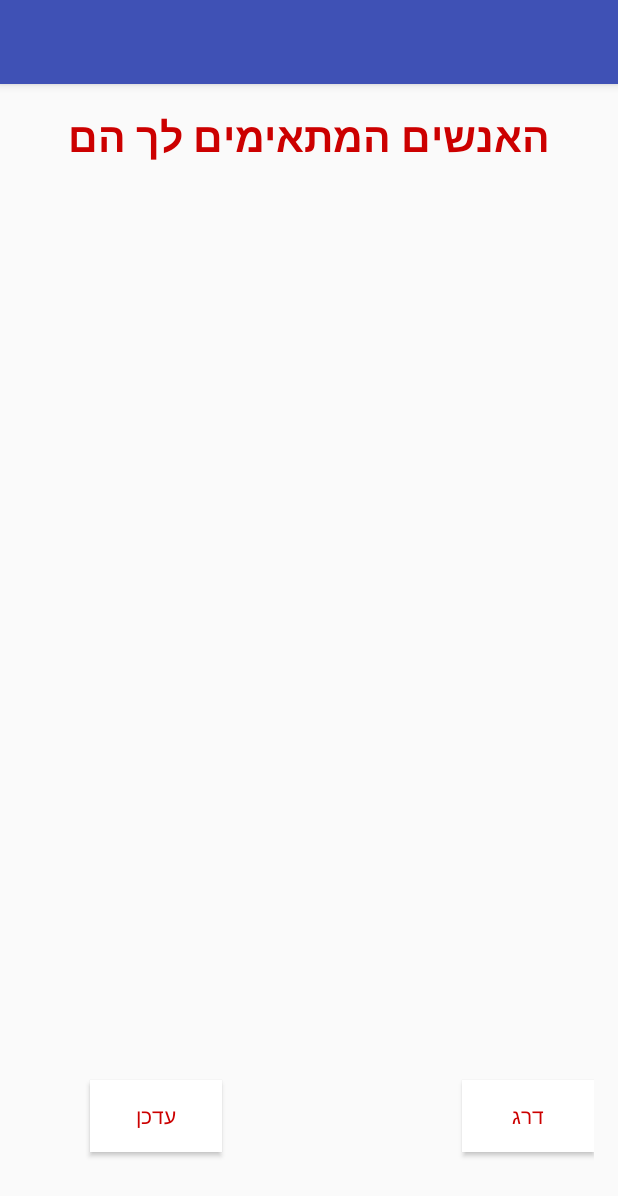
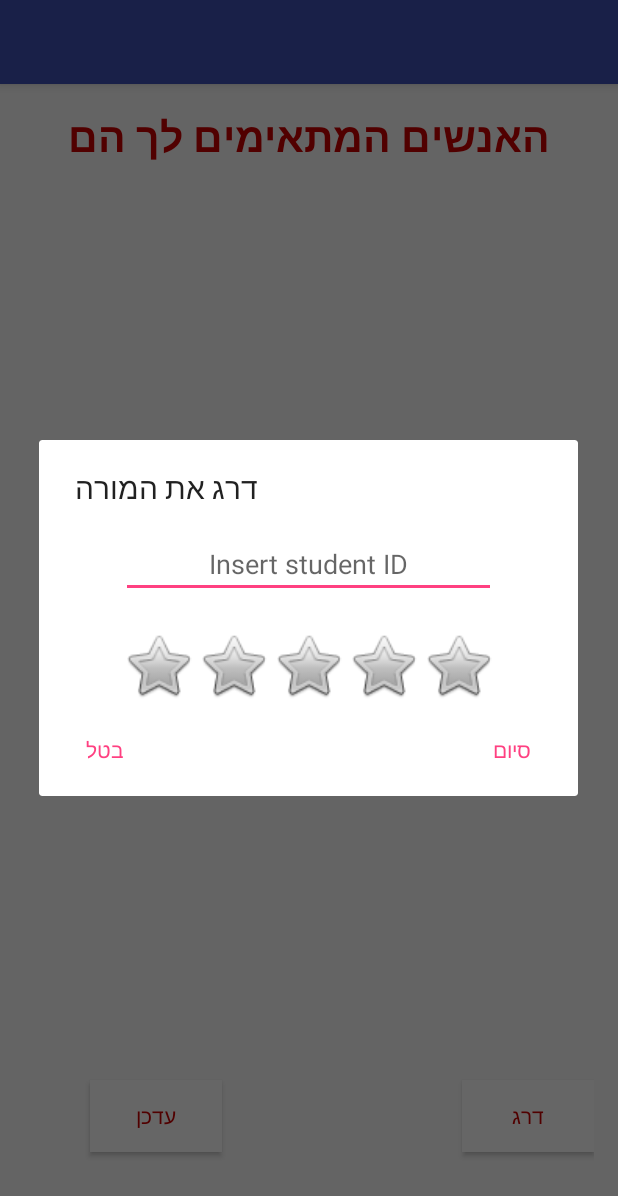
Before and after one commit to dadise/Student2Student, an Android app: the result screen opened directly, with no data from a screen before it, after a tap on "דרג", on a phone screen of 412 x 824 dp. Shown: the top 1196 px of the screen. Run offline under Robolectric (Android 15) with nearby library versions, the phone set to English and light mode, and no system bars.

Commit message:
finish the algorithm finish the sorting progress dialog

```diff
--- a/app/src/main/java/com/example/student2student/ResultListAdapter.java
+++ b/app/src/main/java/com/example/student2student/ResultListAdapter.java
@@ -89,7 +89,7 @@ public class ResultListAdapter extends RecyclerView.Adapter<ResultListAdapter.Vi
                                         i.putExtra(Intent.EXTRA_SUBJECT, "Hi, I want to learn from you");
                                         i.putExtra(Intent.EXTRA_TEXT, "Hi,\n My name is "+first +
                                                 ", and I would like to learn from you.\n" +
-                                                "please contact me at: "+email+"\nThank you!");
+                                                "please contact me at: "+email+"\nThank you!\n\n -This message sent from Student2Student");
                                         try {
                                             ctx.startActivity(Intent.createChooser(i, "Send mail..."));
                                         } catch (android.content.ActivityNotFoundException ex) {
--- a/app/src/main/java/com/example/student2student/new_user.java
+++ b/app/src/main/java/com/example/student2student/new_user.java
@@ -39,7 +39,7 @@ public class new_user extends AppCompatActivity {
     Spinner s;
     student student;
     private Context context;
-    String teaching = "", teach = "", learn = "", grade = "";
+    String teaching = "", teach = "nothing", learn = "nothing", grade = "";
     String first, last, id, email, lob;
     boolean toTeach;
 
@@ -102,7 +102,6 @@ public class new_user extends AppCompatActivity {
             }
         });
         insertStudent.execute(student);
-
     }
 
     private void moveToNextActivity() {
--- a/app/src/main/java/com/example/student2student/query_task/import_list.java
+++ b/app/src/main/java/com/example/student2student/query_task/import_list.java
@@ -1,6 +1,7 @@
 package com.example.student2student.query_task;
 
 import android.app.Activity;
+import android.app.ProgressDialog;
 import android.content.Context;
 import android.os.AsyncTask;
 import android.util.Log;
@@ -77,7 +78,6 @@ public class import_list extends AsyncTask<String, String, ArrayList<CourseItem>
     @Override
     protected void onPostExecute(ArrayList<CourseItem> strings) {
         super.onPostExecute(strings);
-
         if (strings == null) {
             queryInterface.onError(null);
         } else {
--- a/app/src/main/java/com/example/student2student/query_task/import_user.java
+++ b/app/src/main/java/com/example/student2student/query_task/import_user.java
@@ -72,7 +72,7 @@ public class import_user extends AsyncTask<String, String, student> {
 
             String grade = rs.getString("grade");
             if (grade==null)
-                grade="0";
+                grade="0#0";
 
             stud = new student(
                     rs.getString("firstName"),
--- /dev/null
+++ b/app/src/main/java/com/example/student2student/query_task/insert_grade_to_student.java
@@ -0,0 +1,80 @@
+package com.example.student2student.query_task;
+
+import android.app.Activity;
+import android.content.Context;
+import android.os.AsyncTask;
+
+import java.sql.Connection;
+import java.sql.DriverManager;
+import java.sql.Statement;
+
+public class insert_grade_to_student extends AsyncTask<String, String, String> {
+
+    private final Context context;
+    private int brenchid;
+    public String query;
+
+    ///////////////////// the end of the DB_URL is insert hebrew to db ////////////////////////
+    String DB_URL = "jdbc:mysql://a757fb85-09c9-49bc-8772-a58f008e58f6.mysql.sequelizer.com:3306/dba757fb8509c949bc8772a58f008e58f6?useUnicode=yes&characterEncoding=UTF-8";
+    String USER = "bjqdlncpsginpfvs";
+    String PASS = "BJeASLFDyGpkwA5dzbmJkWFsfwvF7KVGngwtuUhzXiS2q3oqspfHbpFMcUvuqaEW";
+    private GradeInterface gradeInterface;
+
+    public insert_grade_to_student(Context context, int brenchid) {
+        this.context = context;
+        this.brenchid = brenchid;
+    }
+
+    @Override
+    protected String doInBackground(String... params) {
+
+        String response = "";
+
+        try {
+            Class.forName("com.mysql.jdbc.Driver");
+            Connection con = DriverManager.getConnection(DB_URL, USER, PASS);
+
+            String result = "\n Database connection succes\n";
+
+            Statement st = con.createStatement();
+
+
+            query = "update students set grade='" + params[0] + "' where studentID='" + params[1] + "'";
+            st.executeUpdate(query);
+
+            con.close();
+
+        } catch (Exception e) {
+            e.printStackTrace();
+            if (e.toString().contains("Duplicate")) {
+                gradeInterface.onError();
+            }
+            return response;
+        }
+        gradeInterface.onSuccess();
+        return response;
+    }
+
+
+    public void setInterface(GradeInterface gradeInterface) {
+        this.gradeInterface = gradeInterface;
+    }
+
+    @Override
+    protected void onProgressUpdate(String... values) {
+        super.onProgressUpdate(values);
+    }
+
+    @Override
+    protected void onPostExecute(String s) {
+        super.onPostExecute(s);
+
+    }
+
+    public interface GradeInterface {
+        void onSuccess();
+
+        void onError();
+    }
+
+}
--- a/app/src/main/java/com/example/student2student/query_task/insert_student.java
+++ b/app/src/main/java/com/example/student2student/query_task/insert_student.java
@@ -60,9 +60,11 @@ public class insert_student extends AsyncTask<student,String,String>{
             student s = params[0];
             Log.i("ssfsdf",s.getLob());
 
-            query = "insert into students values('" + s.getFirst() + "','" +s.getLast()+ "','"+s.getId()+"','"+s.getEmail()+"','"+s.getLob()+"','"+s.getTeacher()+"',null,null,null,"+s.getPhone()+")";
+            query = "insert into students values('" + s.getFirst() + "','" +s.getLast()+ "','"+s.getId()+"','"+s.getEmail()+"','"+s.getLob()+"','"+s.getTeacher()+"',null,null,'0#0',"+s.getPhone()+")";
+            //grade initialized to 0#0,
 //            Log.e("tttttt",query);
 
+            Log.e("sss","in insert student"+ query);
             st.executeUpdate(query);
 
             Log.i("answer",response);
--- /dev/null
+++ b/app/src/main/java/com/example/student2student/query_task/insert_to_grade_table.java
@@ -0,0 +1,86 @@
+package com.example.student2student.query_task;
+
+import android.app.Activity;
+import android.content.Context;
+import android.os.AsyncTask;
+import android.util.Log;
+
+import com.example.student2student.student;
+
+import java.sql.Connection;
+import java.sql.DriverManager;
+import java.sql.Statement;
+
+public class insert_to_grade_table extends AsyncTask<String, String, String> {
+
+
+    private final Context context;
+    private int brenchid;
+    public String query;
+
+    ///////////////////// the end of the DB_URL is insert hebrew to db ////////////////////////
+    String DB_URL = "jdbc:mysql://a757fb85-09c9-49bc-8772-a58f008e58f6.mysql.sequelizer.com:3306/dba757fb8509c949bc8772a58f008e58f6?useUnicode=yes&characterEncoding=UTF-8";
+    String USER = "bjqdlncpsginpfvs";
+    String PASS = "BJeASLFDyGpkwA5dzbmJkWFsfwvF7KVGngwtuUhzXiS2q3oqspfHbpFMcUvuqaEW";
+    private GradeInterface gradeInterface;
+
+    public insert_to_grade_table( Context context, int brenchid) {
+        this.context = context;
+        this.brenchid = brenchid;
+    }
+
+    @Override
+    protected String doInBackground(String... params) {
+
+        String response = "";
+
+        try {
+            Class.forName("com.mysql.jdbc.Driver");
+            Connection con = DriverManager.getConnection(DB_URL, USER, PASS);
+
+            String result = "\n Database connection success\n";
+
+            Statement st = con.createStatement();
+
+            String fromID = params[0];
+            String toID = params[1];
+            Log.e("sss","fromID="+fromID);
+            Log.e("sss","toID="+toID);
+            query = "insert into grade_table values('" + fromID + "','" + toID + "')";
+            st.executeUpdate(query);
+
+            con.close();
+
+        } catch (Exception e) {
+            e.printStackTrace();
+            if (e.toString().contains("Duplicate")) {
+                gradeInterface.onError();
+                return response;
+            }
+        }
+        gradeInterface.onSuccess();
+        return response;
+    }
+
+
+    public void setInterface(GradeInterface gradeInterface) {
+        this.gradeInterface = gradeInterface;
+    }
+
+    @Override
+    protected void onProgressUpdate(String... values) {
+        super.onProgressUpdate(values);
+    }
+
+    @Override
+    protected void onPostExecute(String s) {
+        super.onPostExecute(s);
+
+    }
+
+    public interface GradeInterface{
+        void onSuccess();
+        void onError();
+    }
+
+}
--- a/app/src/main/java/com/example/student2student/result.java
+++ b/app/src/main/java/com/example/student2student/result.java
@@ -1,6 +1,7 @@
 package com.example.student2student;
 
 import android.app.Activity;
+import android.app.ProgressDialog;
 import android.content.Context;
 import android.content.DialogInterface;
 import android.content.Intent;
@@ -12,18 +13,27 @@ import android.support.v7.widget.LinearLayoutManager;
 import android.support.v7.widget.RecyclerView;
 import android.support.v7.widget.Toolbar;
 import android.util.Log;
+import android.view.LayoutInflater;
 import android.view.View;
 import android.widget.ArrayAdapter;
+import android.widget.EditText;
+import android.widget.ImageButton;
+import android.widget.ImageView;
 import android.widget.ListView;
+import android.widget.TextView;
 import android.widget.Toast;
 
 import com.example.student2student.query_task.ArraylistQueryInterface;
 import com.example.student2student.query_task.MatchingData;
 import com.example.student2student.query_task.delete_learn_to_student;
 import com.example.student2student.query_task.delete_teach_to_student;
+import com.example.student2student.query_task.insert_grade_to_student;
+import com.example.student2student.query_task.insert_to_grade_table;
 import com.example.student2student.query_task.matching;
 
 import java.util.ArrayList;
+import java.util.Arrays;
+import java.util.Collections;
 
 public class result extends AppCompatActivity {
     private RecyclerView recyclerView;
@@ -35,6 +45,14 @@ public class result extends AppCompatActivity {
     private String userID;
     private Bundle data;
 
+    private View gradeDialogView;
+    private TextView hiddenGrade;
+    private EditText toStudentID;
+    private insert_to_grade_table itgt;
+    private insert_grade_to_student igts;
+    private String userToGrade;
+    private ProgressDialog progressDialog;
+
     @Override
     protected void onCreate(Bundle savedInstanceState) {
         super.onCreate(savedInstanceState);
@@ -43,10 +61,10 @@ public class result extends AppCompatActivity {
         data = getIntent().getExtras();
         if (data == null)
             return;
-        final String first, last, ID, email, coursesToTeach, coursesToLearn, lob;
+        final String first, last, email, coursesToTeach, coursesToLearn, lob;
         boolean toTeach;
-        ID = data.getString("id");
-        userID = ID;
+        userID = data.getString("id");
+        Log.e("sss", "userID in result top=" + userID);
         first = data.getString("first");
         last = data.getString("last");
         email = data.getString("email");
@@ -55,9 +73,9 @@ public class result extends AppCompatActivity {
         coursesToTeach = data.getString("coursesToTeach");
         coursesToLearn = data.getString("coursesToLearn");
 
-        Log.e("sss", "ctl from res:" + coursesToLearn);
-        Log.e("sss", "ctt from res: " + coursesToTeach);
-
+        if(data.getString("grade") == null){
+            findViewById(R.id.gradeBtn).setVisibility(View.INVISIBLE);
+        }
         String[] temp = coursesToTeach.split("\\#");
         ArrayList<String> toTeachArray = new ArrayList<>();
         for (String s : temp) {
@@ -77,12 +95,36 @@ public class result extends AppCompatActivity {
         listAdapter = new ResultListAdapter(this, resultList, first, email);
         recyclerView.setAdapter(listAdapter);
 
-        matchingData = new MatchingData(toLearnArray, toTeachArray, ID);
+        matchingData = new MatchingData(toLearnArray, toTeachArray, userID);
         match = new matching(this, getTaskId());
         match.setInterface(new matching.MatchingInterface() {
             @Override
             public void onSuccess(ArrayList<MatchingStudentItem> resList) {
-                resultList.addAll(resList);
+                //before sorting
+                resultList.clear();
+                boolean added = false;
+                for (MatchingStudentItem item : resList) {
+                    added = false;
+                    if (resultList.isEmpty()) {
+                        resultList.add(item);
+                        continue;
+                    }
+
+                    for (int i = 0; i < resultList.size(); i++) {
+                        if (Double.parseDouble(resultList.get(i).getGrade().split("\\#")[0])
+                                >=
+                                Double.parseDouble(item.getGrade().split("\\#")[0])) {
+
+                            resultList.add(i, item);
+                            added = true;
+                            break;
+                        }
+                    }
+                    if (!added) {
+                        resultList.add(item);
+
+                    }
+                }
 
                 if (resultList.isEmpty()) {
                     runOnUiThread(new Runnable() {
@@ -92,15 +134,25 @@ public class result extends AppCompatActivity {
                         }
                     });
                 } else {
+                    Collections.reverse(resultList);
                     listAdapter.notifyDataSetChanged();
                 }
+
+                if(progressDialog.isShowing()){
+                    progressDialog.dismiss();
+                }
+
             }
 
             @Override
             public void onError() {
-
+                if(progressDialog.isShowing()){
+                    progressDialog.dismiss();
+                };
             }
         });
+        progressDialog = ProgressDialog.show(this, null,
+                "מחפש לך מורה...", true);
         match.execute(matchingData);
     }
 
@@ -140,12 +192,141 @@ public class result extends AppCompatActivity {
                     }
                 })
                 .show();
-//TODO:
     }
 
-    public void toMain(View view) {
-        Intent intent = new Intent(this, MainActivity.class);
-        startActivity(intent);
+    public void gradeUser(View view) {
+
+        final ImageButton star1, star2, star3, star4, star5;
+        LayoutInflater layoutInflater = LayoutInflater.from(this);
+        gradeDialogView = layoutInflater.inflate(R.layout.grade_dialog, null);
+        hiddenGrade = (TextView) gradeDialogView.findViewById(R.id.hiddenGrade);
+        toStudentID = (EditText) gradeDialogView.findViewById(R.id.studentID);
+
+        star1 = (ImageButton) gradeDialogView.findViewById(R.id.star1);
+        star2 = (ImageButton) gradeDialogView.findViewById(R.id.star2);
+        star3 = (ImageButton) gradeDialogView.findViewById(R.id.star3);
+        star4 = (ImageButton) gradeDialogView.findViewById(R.id.star4);
+        star5 = (ImageButton) gradeDialogView.findViewById(R.id.star5);
+
+        star1.setOnClickListener(new View.OnClickListener() {
+            @Override
+            public void onClick(View v) {
+                star1.setImageResource(android.R.drawable.btn_star_big_on);
+                star2.setImageResource(android.R.drawable.btn_star_big_off);
+                star3.setImageResource(android.R.drawable.btn_star_big_off);
+                star4.setImageResource(android.R.drawable.btn_star_big_off);
+                star5.setImageResource(android.R.drawable.btn_star_big_off);
+                hiddenGrade.setText("1");
+            }
+        });
+        star2.setOnClickListener(new View.OnClickListener() {
+            @Override
+            public void onClick(View v) {
+                star1.setImageResource(android.R.drawable.btn_star_big_on);
+                star2.setImageResource(android.R.drawable.btn_star_big_on);
+                star3.setImageResource(android.R.drawable.btn_star_big_off);
+                star4.setImageResource(android.R.drawable.btn_star_big_off);
+                star5.setImageResource(android.R.drawable.btn_star_big_off);
+                hiddenGrade.setText("2");
+            }
+        });
+        star3.setOnClickListener(new View.OnClickListener() {
+            @Override
+            public void onClick(View v) {
+                star1.setImageResource(android.R.drawable.btn_star_big_on);
+                star2.setImageResource(android.R.drawable.btn_star_big_on);
+                star3.setImageResource(android.R.drawable.btn_star_big_on);
+                star4.setImageResource(android.R.drawable.btn_star_big_off);
+                star5.setImageResource(android.R.drawable.btn_star_big_off);
+                hiddenGrade.setText("3");
+            }
+        });
+        star4.setOnClickListener(new View.OnClickListener() {
+            @Override
+            public void onClick(View v) {
+                star1.setImageResource(android.R.drawable.btn_star_big_on);
+                star2.setImageResource(android.R.drawable.btn_star_big_on);
+                star3.setImageResource(android.R.drawable.btn_star_big_on);
+                star4.setImageResource(android.R.drawable.btn_star_big_on);
+                star5.setImageResource(android.R.drawable.btn_star_big_off);
+                hiddenGrade.setText("4");
+            }
+        });
+        star5.setOnClickListener(new View.OnClickListener() {
+            @Override
+            public void onClick(View v) {
+                star1.setImageResource(android.R.drawable.btn_star_big_on);
+                star2.setImageResource(android.R.drawable.btn_star_big_on);
+                star3.setImageResource(android.R.drawable.btn_star_big_on);
+                star4.setImageResource(android.R.drawable.btn_star_big_on);
+                star5.setImageResource(android.R.drawable.btn_star_big_on);
+                hiddenGrade.setText("5");
+            }
+        });
+
+        igts = new insert_grade_to_student(this, getTaskId());
+        igts.setInterface(new insert_grade_to_student.GradeInterface() {
+            @Override
+            public void onSuccess() {
+                runOnUiThread(new Runnable() {
+                    @Override
+                    public void run() {
+                        Toast.makeText(result.this, "Grade successfully updated", Toast.LENGTH_LONG).show();
+                    }
+                });
+            }
+
+            @Override
+            public void onError() {
+
+            }
+        });
+
+        itgt = new insert_to_grade_table(this, getTaskId());
+        itgt.setInterface(new insert_to_grade_table.GradeInterface() {
+            @Override
+            public void onSuccess() {
+                int g = Integer.parseInt(hiddenGrade.getText().toString());
+                GradeAlgorithm gradeAlgorithm = new GradeAlgorithm(data.getString("grade")); //Algorithm Implementation
+                String newGrade = gradeAlgorithm.calcGrade(g);
+                igts.execute(newGrade, userToGrade);
+            }
+
+            @Override
+            public void onError() {
+                runOnUiThread(new Runnable() {
+                    @Override
+                    public void run() {
+                        Toast.makeText(result.this, "You can't rate the same person twice", Toast.LENGTH_LONG).show();
+                    }
+                });
+            }
+        });
+
+
+        new AlertDialog.Builder(this)
+                .setTitle("דרג את המורה")
+                .setView(gradeDialogView)
+                .setPositiveButton("סיום", new DialogInterface.OnClickListener() {
+                    public void onClick(DialogInterface dialog, int which) {
+                        if (toStudentID.getText().toString().length() < 9) {
+                            Toast.makeText(result.this, "ID is too short", Toast.LENGTH_LONG).show();
+                        }
+                        userToGrade = toStudentID.getText().toString();
+                        if (userToGrade.equals(userID)) {
+                            Toast.makeText(result.this, "You can't grade yourself!", Toast.LENGTH_LONG).show();
+                        } else {
+                            itgt.execute(userToGrade, userID);
+                        }
+
+                    }
+                })
+                .setNeutralButton("בטל", new DialogInterface.OnClickListener() {
+                    public void onClick(DialogInterface dialog, int which) {
+                        dialog.dismiss();
+                    }
+                })
+                .show();
     }
 
     private void put(Intent i, Bundle b) {
--- a/app/src/main/res/layout/content_result.xml
+++ b/app/src/main/res/layout/content_result.xml
@@ -33,7 +33,7 @@
         android:id="@+id/updateButton"
         android:background="@color/white"
         android:textColor="@color/red"
-        android:layout_toLeftOf="@+id/mainButton"
+        android:layout_toLeftOf="@+id/gradeBtn"
         android:layout_centerHorizontal="true"
         android:layout_alignParentBottom="true"
         android:layout_marginBottom="40dp"
@@ -44,7 +44,7 @@
         android:layout_width="wrap_content"
         android:layout_height="wrap_content"
         android:text="דרג"
-        android:id="@+id/mainButton"
+        android:id="@+id/gradeBtn"
         android:background="@color/white"
         android:textColor="@color/red"
         android:layout_centerHorizontal="true"
--- /dev/null
+++ b/app/src/main/res/layout/grade_dialog.xml
@@ -0,0 +1,78 @@
+<?xml version="1.0" encoding="utf-8"?>
+<RelativeLayout xmlns:android="http://schemas.android.com/apk/res/android"
+    android:layout_width="match_parent"
+    android:layout_height="match_parent"
+    android:orientation="vertical">
+
+    <EditText
+        android:digits="1234567890"
+        android:maxLength="9"
+        android:inputType="number"
+        android:gravity="center"
+        android:hint="Insert student ID"
+        android:id="@+id/studentID"
+        android:layout_marginBottom="20dp"
+        android:layout_width="250dp"
+        android:layout_height="40dp"
+        android:layout_centerHorizontal="true"
+        android:layout_marginTop="20dp" />
+
+    <ImageButton
+        android:id="@+id/star3"
+        android:layout_width="50dp"
+        android:layout_height="50dp"
+        android:layout_below="@id/studentID"
+        android:layout_centerHorizontal="true"
+        android:background="@android:color/transparent"
+        android:scaleType="fitXY"
+        android:src="@android:drawable/btn_star_big_off" />
+
+    <ImageButton
+        android:id="@+id/star2"
+        android:layout_width="50dp"
+        android:layout_height="50dp"
+        android:layout_below="@id/studentID"
+        android:layout_toLeftOf="@id/star3"
+        android:background="@android:color/transparent"
+        android:scaleType="fitXY"
+        android:src="@android:drawable/btn_star_big_off" />
+
+    <ImageButton
+        android:id="@+id/star1"
+        android:layout_width="50dp"
+        android:layout_height="50dp"
+        android:layout_below="@id/studentID"
+        android:layout_toLeftOf="@id/star2"
+        android:background="@android:color/transparent"
+        android:scaleType="fitXY"
+        android:src="@android:drawable/btn_star_big_off" />
+
+    <ImageButton
+        android:id="@+id/star4"
+        android:layout_width="50dp"
+        android:layout_height="50dp"
+        android:layout_below="@id/studentID"
+        android:layout_toRightOf="@id/star3"
+        android:background="@android:color/transparent"
+        android:scaleType="fitXY"
+        android:src="@android:drawable/btn_star_big_off" />
+    <ImageButton
+        android:id="@+id/star5"
+        android:layout_width="50dp"
+        android:layout_height="50dp"
+        android:layout_below="@id/studentID"
+        android:layout_toRightOf="@id/star4"
+        android:background="@android:color/transparent"
+        android:scaleType="fitXY"
+        android:src="@android:drawable/btn_star_big_off" />
+
+    <TextView
+        android:textSize="30sp"
+        android:layout_below="@id/star3"
+        android:layout_centerHorizontal="true"
+        android:id="@+id/hiddenGrade"
+        android:layout_width="wrap_content"
+        android:text="0"
+        android:visibility="gone"
+        android:layout_height="wrap_content" />
+</RelativeLayout>
```
Also changed, not shown: app/src/main/java/com/example/student2student/GradeAlgorithm.java (added, +23 -0 lines), app/src/main/java/com/example/student2student/exist_user.java (+10 -6 lines), app/src/main/java/com/example/student2student/which_to_learn.java (+10 -3 lines), app/src/main/java/com/example/student2student/which_to_teach.java (+12 -2 lines).
